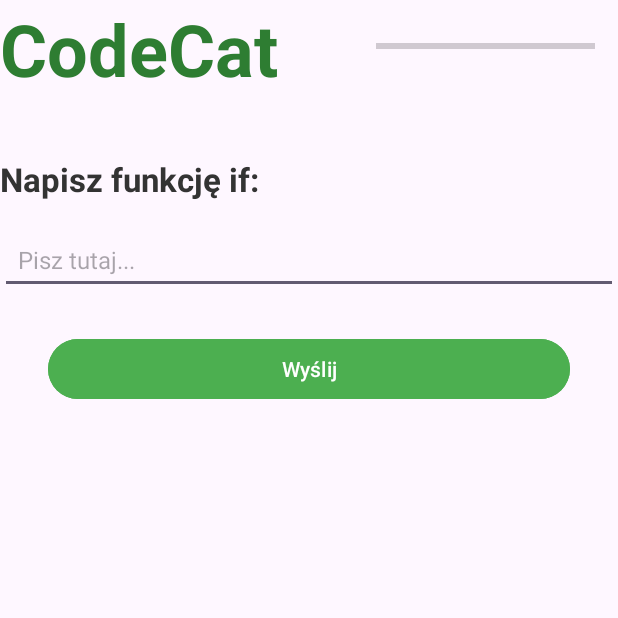
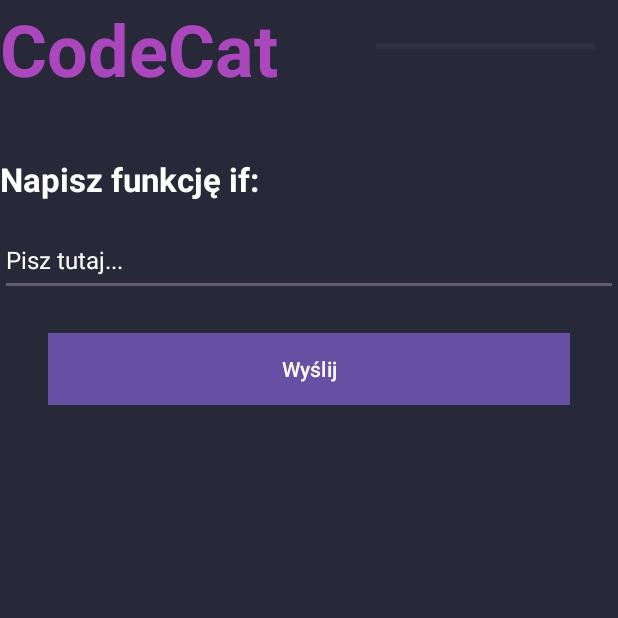
Before and after one commit to Mario776612/ProjektUnKasa, an Android app: the MainActivity3 screen opened directly, with no data from a screen before it, on a phone screen of 412 x 824 dp, the top half of it. Run offline under Robolectric (Android 15) with nearby library versions, the phone set to English and light mode, and no system bars.

Commit message:
Naprawiony wyglad

```diff
--- a/app/build.gradle.kts
+++ b/app/build.gradle.kts
@@ -4,12 +4,12 @@ plugins {
 
 android {
     namespace = "com.example.myapplication"
-    compileSdk = 35
+    compileSdk = 34
 
     defaultConfig {
         applicationId = "com.example.myapplication"
-        minSdk = 34
-        targetSdk = 35
+        minSdk = 33
+        targetSdk = 34
         versionCode = 1
         versionName = "1.0"
 
--- a/app/src/main/java/com/example/myapplication/DailyStrikeActivity.java
+++ b/app/src/main/java/com/example/myapplication/DailyStrikeActivity.java
@@ -5,7 +5,6 @@ import android.os.Bundle;
 import android.widget.Button;
 import android.widget.TextView;
 
-import androidx.activity.EdgeToEdge;
 import androidx.appcompat.app.AppCompatActivity;
 import androidx.core.graphics.Insets;
 import androidx.core.view.ViewCompat;
--- a/app/src/main/java/com/example/myapplication/FinishedActivity.java
+++ b/app/src/main/java/com/example/myapplication/FinishedActivity.java
@@ -6,7 +6,6 @@ import android.os.Bundle;
 import android.widget.Button;
 import android.widget.TextView;
 
-import androidx.activity.EdgeToEdge;
 import androidx.appcompat.app.AppCompatActivity;
 import androidx.core.graphics.Insets;
 import androidx.core.view.ViewCompat;
@@ -17,7 +16,6 @@ public class FinishedActivity extends AppCompatActivity {
     @Override
     protected void onCreate(Bundle savedInstanceState) {
         super.onCreate(savedInstanceState);
-        EdgeToEdge.enable(this);
         setContentView(R.layout.activity_finished);
         ViewCompat.setOnApplyWindowInsetsListener(findViewById(R.id.main), (v, insets) -> {
             Insets systemBars = insets.getInsets(WindowInsetsCompat.Type.systemBars());
--- a/app/src/main/java/com/example/myapplication/MainActivity2.java
+++ b/app/src/main/java/com/example/myapplication/MainActivity2.java
@@ -10,7 +10,6 @@ import android.os.Handler;
 import android.os.Looper;
 import android.view.View;
 
-import androidx.activity.EdgeToEdge;
 import androidx.appcompat.app.AppCompatActivity;
 import androidx.core.graphics.Insets;
 import androidx.core.view.ViewCompat;
@@ -28,7 +27,6 @@ public class MainActivity2 extends AppCompatActivity {
     @Override
     protected void onCreate(Bundle savedInstanceState) {
         super.onCreate(savedInstanceState);
-        EdgeToEdge.enable(this);
         setContentView(R.layout.activity_main2);
         ViewCompat.setOnApplyWindowInsetsListener(findViewById(R.id.main), (v, insets) -> {
             Insets systemBars = insets.getInsets(WindowInsetsCompat.Type.systemBars());
--- a/app/src/main/java/com/example/myapplication/MainActivity3.java
+++ b/app/src/main/java/com/example/myapplication/MainActivity3.java
@@ -2,7 +2,6 @@ package com.example.myapplication;
 
 import android.os.Bundle;
 
-import androidx.activity.EdgeToEdge;
 import androidx.appcompat.app.AppCompatActivity;
 import androidx.core.graphics.Insets;
 import androidx.core.view.ViewCompat;
@@ -13,7 +12,6 @@ public class MainActivity3 extends AppCompatActivity {
     @Override
     protected void onCreate(Bundle savedInstanceState) {
         super.onCreate(savedInstanceState);
-        EdgeToEdge.enable(this);
         setContentView(R.layout.activity_main3);
         ViewCompat.setOnApplyWindowInsetsListener(findViewById(R.id.main), (v, insets) -> {
             Insets systemBars = insets.getInsets(WindowInsetsCompat.Type.systemBars());
--- a/app/src/main/java/com/example/myapplication/MainActivity4.java
+++ b/app/src/main/java/com/example/myapplication/MainActivity4.java
@@ -14,7 +14,6 @@ import android.widget.LinearLayout;
 import android.widget.TextView;
 import android.widget.Toast;
 
-import androidx.activity.EdgeToEdge;
 import androidx.activity.OnBackPressedCallback;
 import androidx.appcompat.app.AlertDialog;
 import androidx.appcompat.app.AppCompatActivity;
@@ -46,7 +45,6 @@ public class MainActivity4 extends AppCompatActivity {
     @Override
     protected void onCreate(Bundle savedInstanceState) {
         super.onCreate(savedInstanceState);
-        EdgeToEdge.enable(this);
         setContentView(R.layout.activity_main4);
         ViewCompat.setOnApplyWindowInsetsListener(findViewById(R.id.main), (v, insets) -> {
             Insets systemBars = insets.getInsets(WindowInsetsCompat.Type.systemBars());
--- a/app/src/main/res/drawable/green_circle_border.xml
+++ b/app/src/main/res/drawable/green_circle_border.xml
@@ -6,7 +6,7 @@
 
     <stroke
         android:width="10dp"
-        android:color="#007300" />
+        android:color="#00b38a" />
 
     <corners android:radius="25dp" />
 </shape>
--- a/app/src/main/res/drawable/red_circle_border.xml
+++ b/app/src/main/res/drawable/red_circle_border.xml
@@ -6,7 +6,7 @@
 
     <stroke
         android:width="10dp"
-        android:color="#941540" />
+        android:color="#a65c73" />
 
     <corners android:radius="25dp" />
 </shape>
--- a/app/src/main/res/layout/activity_daily_strike.xml
+++ b/app/src/main/res/layout/activity_daily_strike.xml
@@ -4,13 +4,15 @@
     android:layout_width="match_parent"
     android:layout_height="match_parent"
     android:gravity="center"
-    android:padding="16dp">
+    android:padding="16dp"
+    android:background="#272838">
 
     <TextView
         android:layout_width="wrap_content"
         android:layout_height="wrap_content"
         android:layout_marginBottom="16dp"
         android:text="Dzienna passa"
+        android:textColor="@color/white"
         android:textSize="24sp"
         android:textStyle="bold" />
 
--- a/app/src/main/res/layout/activity_finished.xml
+++ b/app/src/main/res/layout/activity_finished.xml
@@ -4,7 +4,8 @@
     xmlns:tools="http://schemas.android.com/tools"
     android:id="@+id/main"
     android:layout_width="match_parent"
-    android:layout_height="match_parent">
+    android:layout_height="match_parent"
+    android:background="#272838">
 
     <TextView
         android:id="@+id/info"
@@ -15,6 +16,7 @@
         android:text="0/0"
         android:textAlignment="center"
         android:textSize="28sp"
+        android:textColor="@color/white"
         app:layout_constraintStart_toStartOf="parent"
         app:layout_constraintTop_toTopOf="parent" />
 
@@ -25,6 +27,7 @@
         android:layout_marginStart="50dp"
         android:layout_marginTop="16dp"
         android:text="Ukończono lekcję!"
+        android:textColor="@color/white"
         android:textAlignment="center"
         android:textSize="35sp"
         app:layout_constraintStart_toStartOf="parent"
--- a/app/src/main/res/layout/activity_main2.xml
+++ b/app/src/main/res/layout/activity_main2.xml
@@ -5,7 +5,8 @@
     android:id="@+id/main"
     android:layout_width="match_parent"
     android:layout_height="match_parent"
-    tools:context=".MainActivity2">
+    tools:context=".MainActivity2"
+    android:background="#272838">
 
         <TextView
             android:id="@+id/textView2"
@@ -14,7 +15,7 @@
             android:text="CodeCat"
             android:textSize="48sp"
             android:textStyle="bold"
-            android:textColor="#2E7D32"
+            android:textColor="#785589"
             app:layout_constraintStart_toStartOf="parent"
             app:layout_constraintTop_toTopOf="parent" />
 
--- a/app/src/main/res/layout/activity_main3.xml
+++ b/app/src/main/res/layout/activity_main3.xml
@@ -5,7 +5,8 @@
     android:id="@+id/main"
     android:layout_width="match_parent"
     android:layout_height="match_parent"
-    tools:context=".MainActivity3">
+    tools:context=".MainActivity3"
+    android:background="#272838">
 
 
 <TextView
@@ -15,7 +16,7 @@
         android:text="CodeCat"
         android:textSize="48sp"
         android:textStyle="bold"
-        android:textColor="#2E7D32"
+        android:textColor="#AB47BC"
         app:layout_constraintStart_toStartOf="parent"
         app:layout_constraintTop_toTopOf="parent" />
 
@@ -27,9 +28,10 @@
         android:layout_marginBottom="26dp"
         android:hint="Pisz tutaj..."
         android:inputType="text"
-        android:padding="12dp"
+        android:minHeight="48dp"
         android:textColor="#000000"
         android:textSize="16sp"
+        android:textColorHint="@color/white"
         app:layout_constraintBottom_toTopOf="@+id/button"
         app:layout_constraintEnd_toEndOf="parent"
         app:layout_constraintStart_toStartOf="parent"
@@ -42,7 +44,8 @@
         android:text="Napisz funkcję if:"
         android:textSize="22sp"
         android:textStyle="bold"
-        android:textColor="#333333"
+        android:textColor="@color/white"
+        android:background="#272838"
         app:layout_constraintTop_toBottomOf="@+id/textView2"
         app:layout_constraintStart_toStartOf="parent"
         android:layout_marginTop="40dp" />
@@ -55,9 +58,10 @@
         android:layout_marginTop="88dp"
         android:layout_marginEnd="32dp"
         android:backgroundTint="#4CAF50"
+        android:background="#775489"
         android:text="Wyślij"
         android:textAllCaps="false"
-        android:textColor="#FFFFFF"
+        android:textColor="@color/white"
         app:layout_constraintEnd_toEndOf="parent"
         app:layout_constraintStart_toStartOf="parent"
         app:layout_constraintTop_toBottomOf="@+id/textView4" />
--- a/app/src/main/res/layout/fragment_main.xml
+++ b/app/src/main/res/layout/fragment_main.xml
@@ -8,7 +8,8 @@
         android:id="@+id/scrollView"
         android:layout_width="match_parent"
         android:layout_height="match_parent"
-        android:background="#272838">
+        android:background="#272838"
+        android:layout_marginBottom="0dp">
 
         <LinearLayout
             android:id="@+id/mainContainer"
--- a/gradle/libs.versions.toml
+++ b/gradle/libs.versions.toml
@@ -1,5 +1,5 @@
 [versions]
-agp = "8.9.1"
+agp = "8.8.2"
 junit = "4.13.2"
 junitVersion = "1.1.5"
 espressoCore = "3.5.1"
```
Also changed, not shown: app/src/main/res/layout/activity_main4.xml (+4 -3 lines), app/src/main/res/layout/correct_popup.xml (+6 -4 lines), app/src/main/res/layout/incorrect_popup.xml (+6 -4 lines).
